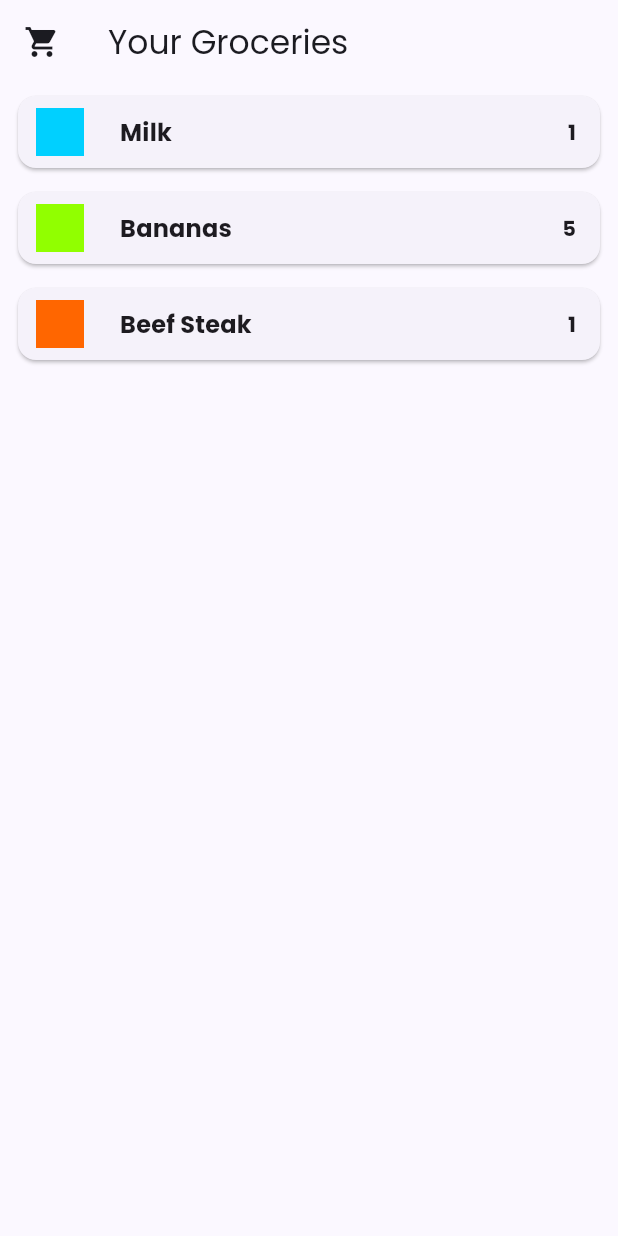
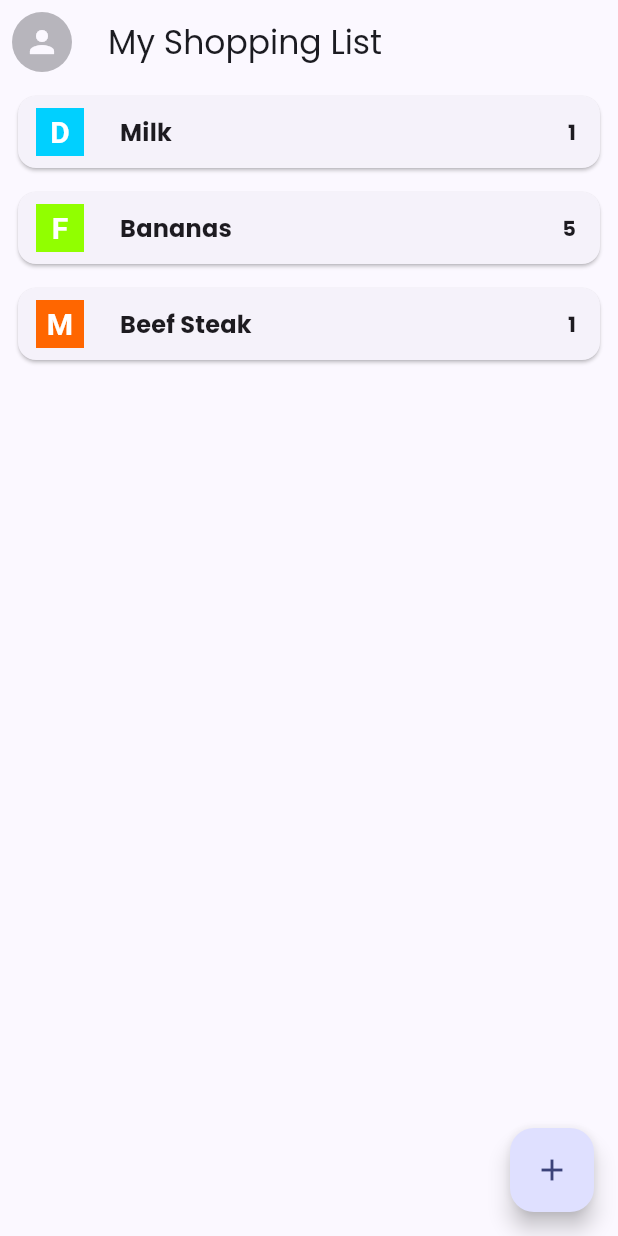
Before and after one commit to Anotherafael/STUDY_Shopping_List, a Flutter app: the screen it shows after launch, on a phone screen of 412 x 824 dp. Run offline on Flutter 3.47's test engine with Material 3 defaults, Android fonts, the phone set to English and light mode, and no system bars; our stand-ins replace flutter_riverpod, google_fonts.

Commit message:
➕Feature Add Item and Remove Item added.

```diff
--- a/lib/core/app_widget.dart
+++ b/lib/core/app_widget.dart
@@ -1,6 +1,6 @@
 import 'package:flutter/material.dart';
 import 'package:flutter_riverpod/flutter_riverpod.dart';
-import 'package:study_shopping_list_app/modules/home/home.dart';
+import 'package:study_shopping_list_app/modules/my_shopping_list/my_shopping_list_page.dart';
 import 'package:study_shopping_list_app/shared/app_theme.dart';
 
 class AppWidget extends StatelessWidget {
@@ -10,7 +10,8 @@ class AppWidget extends StatelessWidget {
   Widget build(BuildContext context) {
     return ProviderScope(
       child: MaterialApp(
-        home: const HomePage(),
+        debugShowCheckedModeBanner: false,
+        home: const MyShoppingListPage(),
         theme: AppTheme.defaultTheme,
       ),
     );
--- a/lib/core/providers/grocery_item_provider.dart
+++ /dev/null
@@ -1,7 +0,0 @@
-import 'package:flutter_riverpod/flutter_riverpod.dart';
-
-import '../../data/grocery_items_dummy_data.dart';
-
-final groceryItems = Provider(
-  (ref) => groceryItemsDummyData,
-);
--- a/lib/models/grocery_item.dart
+++ /dev/null
@@ -1,15 +0,0 @@
-import 'category.dart';
-
-class GroceryItem {
-  final String id;
-  final String name;
-  final int quantity;
-  final Category? category;
-
-  GroceryItem({
-    required this.id,
-    required this.name,
-    required this.quantity,
-    required this.category,
-  });
-}
--- /dev/null
+++ b/lib/models/shopping_item.dart
@@ -0,0 +1,16 @@
+import 'package:uuid/uuid.dart';
+
+import 'category.dart';
+
+class ShoppingItem {
+  String id = const Uuid().v4();
+  String? name;
+  int? quantity;
+  Category? category;
+
+  ShoppingItem({
+    this.name,
+    this.quantity,
+    this.category,
+  });
+}
--- a/lib/modules/home/components/listview_card_item.dart
+++ /dev/null
@@ -1,64 +0,0 @@
-import 'package:flutter/material.dart';
-import 'package:flutter_riverpod/flutter_riverpod.dart';
-import 'package:study_shopping_list_app/models/grocery_item.dart';
-
-class ListViewCardItemWidget extends ConsumerWidget {
-  const ListViewCardItemWidget({
-    super.key,
-    required this.groceryItem,
-  });
-
-  final GroceryItem groceryItem;
-
-  @override
-  Widget build(BuildContext context, WidgetRef ref) {
-    return Card(
-      margin: const EdgeInsets.symmetric(
-        horizontal: 12,
-        vertical: 8,
-      ),
-      child: Row(
-        crossAxisAlignment: CrossAxisAlignment.center,
-        mainAxisAlignment: MainAxisAlignment.spaceBetween,
-        children: [
-          Container(
-            margin:
-                const EdgeInsets.only(left: 12, top: 8, bottom: 8, right: 24),
-            child: Container(
-              height: 32,
-              width: 32,
-              color: groceryItem.category!.color,
-            ),
-          ),
-          Expanded(
-            child: Text(
-              groceryItem.name,
-              style: Theme.of(context).textTheme.titleMedium!.copyWith(
-                    fontWeight: FontWeight.bold,
-                  ),
-            ),
-          ),
-          Padding(
-            padding: const EdgeInsets.only(right: 12),
-            child: Row(
-              mainAxisAlignment: MainAxisAlignment.spaceBetween,
-              children: [
-                Text(
-                  '${groceryItem.quantity}',
-                  style: Theme.of(context).textTheme.labelLarge!.copyWith(
-                        fontWeight: FontWeight.bold,
-                      ),
-                ),
-                const SizedBox(width: 4),
-                // const Icon(
-                //   Icons.store_mall_directory_outlined,
-                //   size: 32,
-                // ),
-              ],
-            ),
-          ),
-        ],
-      ),
-    );
-  }
-}
--- a/lib/modules/home/home.dart
+++ /dev/null
@@ -1,31 +0,0 @@
-import 'package:flutter/material.dart';
-import 'package:flutter_riverpod/flutter_riverpod.dart';
-import 'package:study_shopping_list_app/core/providers/grocery_item_provider.dart';
-import 'package:study_shopping_list_app/modules/home/components/listview_card_item.dart';
-
-class HomePage extends ConsumerWidget {
-  const HomePage({super.key});
-
-  @override
-  Widget build(BuildContext context, WidgetRef ref) {
-    return Scaffold(
-      appBar: AppBar(
-        leading: Icon(
-          Icons.local_grocery_store,
-          color: Theme.of(context).colorScheme.onBackground,
-          size: 24,
-        ),
-        title: const Text('Your Groceries'),
-      ),
-      body: ListView.builder(
-        itemCount: ref.watch(groceryItems).length,
-        itemBuilder: (_, index) {
-          final groceryItem = ref.watch(groceryItems)[index];
-          return ListViewCardItemWidget(
-            groceryItem: groceryItem,
-          );
-        },
-      ),
-    );
-  }
-}
--- /dev/null
+++ b/lib/modules/my_shopping_list/components/my_shopping_list_card_item.dart
@@ -0,0 +1,84 @@
+import 'package:flutter/material.dart';
+import 'package:flutter_riverpod/flutter_riverpod.dart';
+import 'package:google_fonts/google_fonts.dart';
+import 'package:study_shopping_list_app/models/shopping_item.dart';
+
+import '../../../core/providers/shopping_item_provider.dart';
+
+class MyShoppingListCardItemWidget extends ConsumerWidget {
+  const MyShoppingListCardItemWidget({
+    super.key,
+    required this.shoppingItem,
+  });
+
+  final ShoppingItem shoppingItem;
+
+  @override
+  Widget build(BuildContext context, WidgetRef ref) {
+    return Dismissible(
+      key: Key(shoppingItem.id),
+      onDismissed: (_) {
+        ref.read(shoppingItemProvider.notifier).removeItem(shoppingItem);
+      },
+      child: Card(
+        margin: const EdgeInsets.symmetric(
+          horizontal: 12,
+          vertical: 8,
+        ),
+        child: Row(
+          crossAxisAlignment: CrossAxisAlignment.center,
+          mainAxisAlignment: MainAxisAlignment.spaceBetween,
+          children: [
+            Container(
+              margin:
+                  const EdgeInsets.only(left: 12, top: 8, bottom: 8, right: 24),
+              child: Container(
+                height: 32,
+                width: 32,
+                color: shoppingItem.category!.color,
+                child: Center(
+                  child: Text(
+                    shoppingItem.category!.name[0],
+                    style: Theme.of(context).textTheme.titleMedium!.copyWith(
+                          color: Theme.of(context).colorScheme.onPrimary,
+                          fontWeight: FontWeight.bold,
+                          fontFamily: GoogleFonts.varelaRound().fontFamily,
+                          fontSize: 20,
+                        ),
+                  ),
+                ),
+              ),
+            ),
+            Expanded(
+              child: Text(
+                shoppingItem.name!,
+                style: Theme.of(context).textTheme.titleMedium!.copyWith(
+                      fontWeight: FontWeight.bold,
+                    ),
+              ),
+            ),
+            Padding(
+              padding: const EdgeInsets.only(right: 12),
+              child: Row(
+                mainAxisAlignment: MainAxisAlignment.spaceBetween,
+                children: [
+                  Text(
+                    '${shoppingItem.quantity}',
+                    style: Theme.of(context).textTheme.labelLarge!.copyWith(
+                          fontWeight: FontWeight.bold,
+                        ),
+                  ),
+                  const SizedBox(width: 4),
+                  // const Icon(
+                  //   Icons.store_mall_directory_outlined,
+                  //   size: 32,
+                  // ),
+                ],
+              ),
+            ),
+          ],
+        ),
+      ),
+    );
+  }
+}
--- /dev/null
+++ b/lib/modules/my_shopping_list/my_shopping_list_page.dart
@@ -0,0 +1,59 @@
+import 'package:flutter/material.dart';
+import 'package:flutter_riverpod/flutter_riverpod.dart';
+import 'package:google_fonts/google_fonts.dart';
+import 'package:study_shopping_list_app/core/providers/shopping_item_provider.dart';
+import 'package:study_shopping_list_app/modules/my_shopping_list/components/my_shopping_list_card_item.dart';
+
+import '../add_item/add_item_page.dart';
+
+class MyShoppingListPage extends ConsumerWidget {
+  const MyShoppingListPage({super.key});
+
+  @override
+  Widget build(BuildContext context, WidgetRef ref) {
+    return Scaffold(
+      appBar: AppBar(
+        leading: IconButton(
+          onPressed: () {},
+          icon: CircleAvatar(
+            backgroundColor:
+                Theme.of(context).colorScheme.onBackground.withOpacity(0.3),
+            child: Icon(
+              Icons.person,
+              color: Theme.of(context).colorScheme.background,
+              size: 24,
+            ),
+          ),
+        ),
+        title: const Text("My Shopping List"),
+      ),
+      body: ref.watch(shoppingItemProvider.notifier).isEmpty()
+          ? Center(
+              child: Text(
+                'No items',
+                textAlign: TextAlign.center,
+                style: Theme.of(context).textTheme.headlineMedium!.copyWith(
+                      fontFamily: GoogleFonts.aBeeZee().fontFamily,
+                    ),
+              ),
+            )
+          : ListView.builder(
+              itemCount: ref.watch(shoppingItemProvider).length,
+              itemBuilder: (context, index) {
+                final shoppingItem = ref.watch(shoppingItemProvider)[index];
+                return MyShoppingListCardItemWidget(
+                  shoppingItem: shoppingItem,
+                );
+              },
+            ),
+      floatingActionButton: FloatingActionButton(
+        onPressed: () => Navigator.of(context).push(
+          MaterialPageRoute(
+            builder: (_) => const AddItemPage(),
+          ),
+        ),
+        child: const Icon(Icons.add),
+      ),
+    );
+  }
+}
--- a/pubspec.yaml
+++ b/pubspec.yaml
@@ -11,6 +11,7 @@ dependencies:
     sdk: flutter
   flutter_riverpod: ^2.4.9
   google_fonts: ^6.1.0
+  uuid: ^4.3.3
 
 dev_dependencies:
   flutter_test:
```
Also changed, not shown: lib/core/providers/shopping_item_provider.dart (added, +48 -0 lines), lib/data/grocery_items_dummy_data.dart (+5 -8 lines), lib/modules/add_item/add_item_page.dart (added, +150 -0 lines), lib/modules/add_item/components/add_item_text_form_field.dart (added, +37 -0 lines), pubspec.lock, 1 other file.
